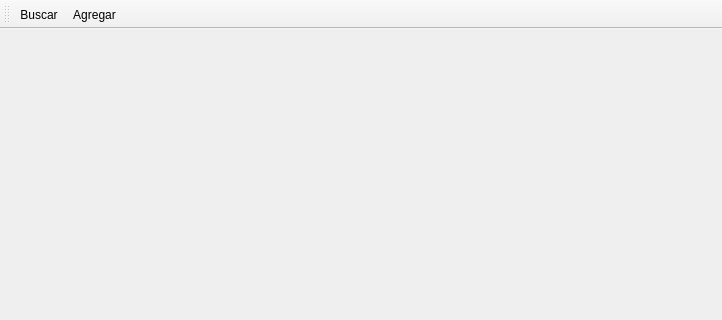
Old version of the form resources/uis/MainWindow.ui in the repository jbermudezcabrera/ControlDePacientes; both pictures show x 0 to 722 and y 0 to 320 of the 722 by 600 pixel window.
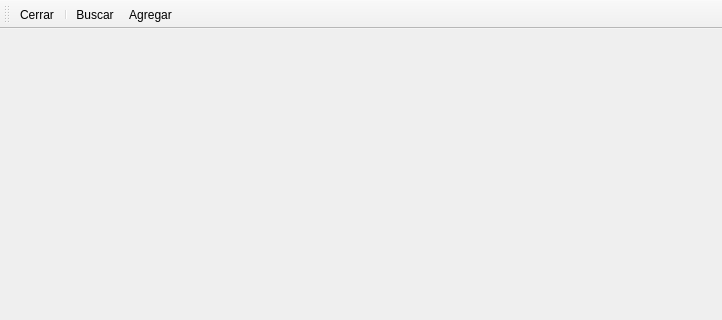
New version of the form. Icons and pictures are not drawn.

Commit message: added Exit action with icon

```diff
--- a/resources/uis/MainWindow.ui
+++ b/resources/uis/MainWindow.ui
@@ -40,6 +40,8 @@
    <attribute name="toolBarBreak">
     <bool>false</bool>
    </attribute>
+   <addaction name="exitAction"/>
+   <addaction name="separator"/>
    <addaction name="searchAction"/>
    <addaction name="addPatientAction"/>
   </widget>
@@ -67,6 +69,18 @@
     <string>Buscar Paciente</string>
    </property>
   </action>
+  <action name="exitAction">
+   <property name="icon">
+    <iconset>
+     <normaloff>../icons/exit 128.png</normaloff>../icons/exit 128.png</iconset>
+   </property>
+   <property name="text">
+    <string>Cerrar</string>
+   </property>
+   <property name="toolTip">
+    <string>Salir de la aplicación</string>
+   </property>
+  </action>
  </widget>
  <resources/>
  <connections/>
```
Left out of the diff: 19 changed lines with no effect on the pictures. The commit also changes 2 other files.
